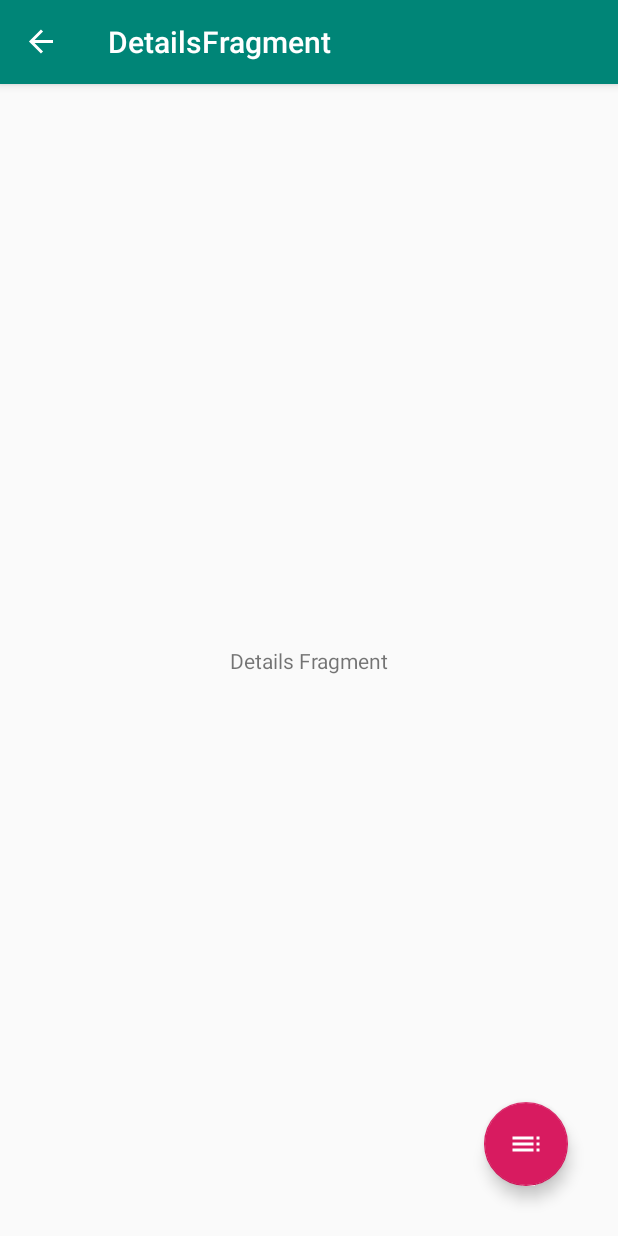
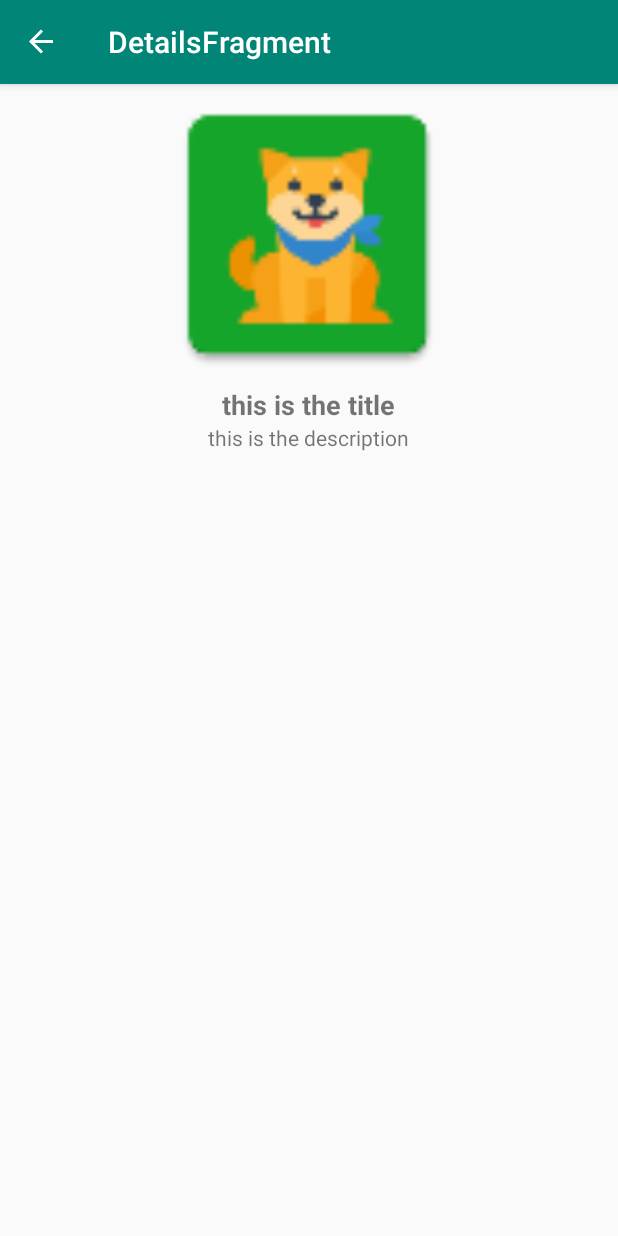
Before and after one commit to Gerson-25/UdemyAndroidExample, an Android app: the DetailsFragment screen opened through its navigation route, on a phone screen of 412 x 824 dp. Run offline under Robolectric (Android 15) with nearby library versions, the phone set to English and light mode, and no system bars; our stand-ins replace data binding, navigation-ui.

Commit message:
defining layouts

```diff
--- a/app/build.gradle
+++ b/app/build.gradle
@@ -13,7 +13,7 @@ android {
     buildToolsVersion "29.0.2"
     defaultConfig {
         applicationId "com.example.udemyandroidexample"
-        minSdkVersion 21
+        minSdkVersion 26
         targetSdkVersion 29
         versionCode 1
         versionName "1.0"
--- a/app/src/main/java/com/example/udemyandroidexample/view/DetailsFragment.kt
+++ b/app/src/main/java/com/example/udemyandroidexample/view/DetailsFragment.kt
@@ -16,6 +16,8 @@ import kotlinx.android.synthetic.main.fragment_details.*
  */
 class DetailsFragment : Fragment() {
 
+    private var dogId = 0
+
     override fun onCreateView(
         inflater: LayoutInflater, container: ViewGroup?,
         savedInstanceState: Bundle?
@@ -27,10 +29,10 @@ class DetailsFragment : Fragment() {
     override fun onViewCreated(view: View, savedInstanceState: Bundle?) {
         super.onViewCreated(view, savedInstanceState)
 
-        details_floating_button.setOnClickListener{
-            val action = DetailsFragmentDirections.actionListFragmentToListFragment()
-            Navigation.findNavController(it).navigate(action)
+        arguments?.let {
+            dogId = DetailsFragmentArgs.fromBundle(it).dogId
         }
+
     }
 
 
--- a/app/src/main/java/com/example/udemyandroidexample/view/ListFragment.kt
+++ b/app/src/main/java/com/example/udemyandroidexample/view/ListFragment.kt
@@ -2,6 +2,7 @@ package com.example.udemyandroidexample.view
 
 
 import android.os.Bundle
+import android.util.Log
 import androidx.fragment.app.Fragment
 import android.view.LayoutInflater
 import android.view.View
@@ -10,6 +11,7 @@ import androidx.navigation.Navigation
 
 import com.example.udemyandroidexample.R
 import kotlinx.android.synthetic.main.fragment_list.*
+import kotlin.math.log
 
 /**
  * A simple [Fragment] subclass.
@@ -24,14 +26,5 @@ class ListFragment : Fragment() {
         return inflater.inflate(R.layout.fragment_list, container, false)
     }
 
-    override fun onViewCreated(view: View, savedInstanceState: Bundle?) {
-        super.onViewCreated(view, savedInstanceState)
-
-        list_floating_button.setOnClickListener {
-            val action = ListFragmentDirections.actionDetailFragmentToDetailsFragment()
-            Navigation.findNavController(it).navigate(action)
-        }
-    }
-
 
 }
--- a/app/src/main/res/layout/fragment_details.xml
+++ b/app/src/main/res/layout/fragment_details.xml
@@ -3,32 +3,37 @@
     xmlns:app="http://schemas.android.com/apk/res-auto"
     xmlns:tools="http://schemas.android.com/tools">
 
-    <androidx.constraintlayout.widget.ConstraintLayout
+    <RelativeLayout
         android:layout_width="match_parent"
         android:layout_height="match_parent"
         tools:context=".view.DetailsFragment">
 
+        <ImageView
+            android:id="@+id/img_dog"
+            android:layout_width="match_parent"
+            android:layout_height="wrap_content"
+            android:minHeight="200dp"
+            android:scaleType="fitCenter"
+            android:src="@mipmap/ic_dog" />
+
         <TextView
-            android:text="Details Fragment"
-            android:id="@+id/textView2"
+            android:id="@+id/text_title"
+            style="@style/Title"
             android:layout_width="wrap_content"
             android:layout_height="wrap_content"
-            app:layout_constraintBottom_toBottomOf="parent"
-            app:layout_constraintEnd_toEndOf="parent"
-            app:layout_constraintStart_toStartOf="parent"
-            app:layout_constraintTop_toTopOf="parent" />
+            android:layout_below="@+id/img_dog"
+            android:layout_centerHorizontal="true"
+            android:text="this is the title" />
 
-        <com.google.android.material.floatingactionbutton.FloatingActionButton
-            android:id="@+id/details_floating_button"
+        <TextView
+            android:id="@+id/text_description"
+            style="@style/TextDescription"
             android:layout_width="wrap_content"
             android:layout_height="wrap_content"
-            android:layout_marginEnd="32dp"
-            android:layout_marginBottom="32dp"
-            android:clickable="true"
-            app:layout_constraintBottom_toBottomOf="parent"
-            app:layout_constraintEnd_toEndOf="parent"
-            app:srcCompat="@drawable/ic_toc" />
+            android:layout_below="@+id/text_title"
+            android:layout_centerHorizontal="true"
+            android:text="this is the description" />
 
+    </RelativeLayout>
 
-    </androidx.constraintlayout.widget.ConstraintLayout>
 </layout>
--- a/app/src/main/res/navigation/nav_graph.xml
+++ b/app/src/main/res/navigation/nav_graph.xml
@@ -9,7 +9,9 @@
         android:label="ListFragment" >
         <action
             android:id="@+id/action_detailFragment_to_detailsFragment"
-            app:destination="@id/detailsFragment" />
+            app:destination="@id/detailsFragment"
+            app:enterAnim="@anim/fragment_fade_enter"
+            app:exitAnim="@anim/fragment_fade_exit" />
     </fragment>
     <fragment
         android:id="@+id/detailsFragment"
@@ -17,6 +19,12 @@
         android:label="DetailsFragment" >
         <action
             android:id="@+id/action_listFragment_to_listFragment"
-            app:destination="@id/listFragment" />
+            app:destination="@id/listFragment"
+            app:enterAnim="@anim/fragment_fade_enter"
+            app:exitAnim="@anim/fragment_fade_exit" />
+        <argument
+            android:name="dogId"
+            app:argType="integer"
+            android:defaultValue="0" />
     </fragment>
 </navigation>
--- a/app/src/main/res/values/styles.xml
+++ b/app/src/main/res/values/styles.xml
@@ -8,4 +8,13 @@
         <item name="colorAccent">@color/colorAccent</item>
     </style>
 
+    <style name="Title">
+        <item name="android:textSize">18sp</item>
+        <item name="android:textStyle">bold</item>
+    </style>
+
+    <style name="TextDescription">
+        <item name="android:textSize">14sp</item>
+    </style>
+
 </resources>
```
Also changed, not shown: app/src/main/res/layout/fragment_list.xml (+27 -14 lines), app/src/main/res/layout/item_dog.xml (added, +42 -0 lines).
